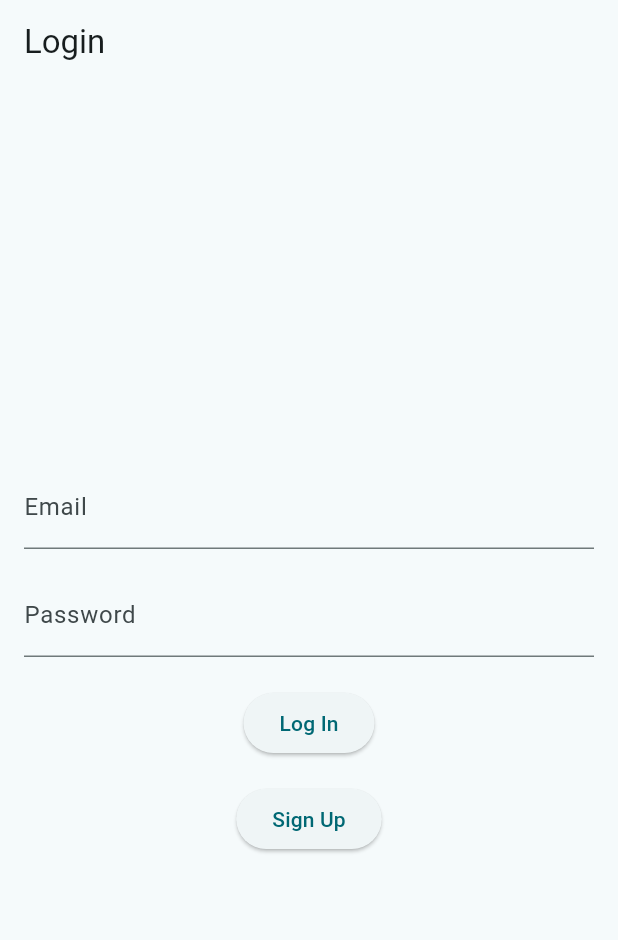
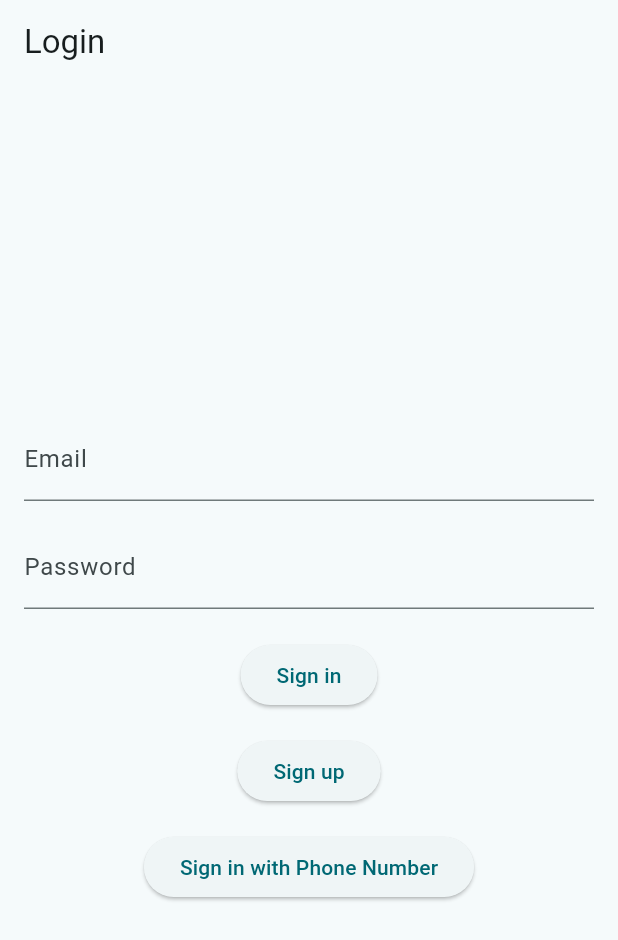
Before and after one commit to Umbrella-Hanseo-Jo/Personal-Page, a Flutter app: the screen it shows after launch, on a phone screen of 412 x 824 dp. Shown: the top 940 px of the screen. Run offline on Flutter 3.47's test engine with Material 3 defaults, Android fonts, the light colour scheme and no system bars; our stand-ins replace audioplayers, firebase_auth, firebase_core; accounts and stored records are empty.

Commit message:
Update 'log in' wording to 'sign in'

```diff
--- a/lib/login_screen.dart
+++ b/lib/login_screen.dart
@@ -1,5 +1,6 @@
 import 'package:flutter/material.dart';
 import 'package:firebase_auth/firebase_auth.dart'; // Firebase 인증 패키지
+import 'phone_auth_screen.dart'; // 전화번호 인증 화면을 위한 파일 추가
 
 class LoginPage extends StatefulWidget {
   const LoginPage({super.key});
@@ -113,12 +114,24 @@ class _LoginPageState extends State<LoginPage> {
               const SizedBox(height: 20),
               ElevatedButton(
                 onPressed: _login,
-                child: const Text('Log In'),
+                child: const Text('Sign in'),
               ),
               const SizedBox(height: 16),
               ElevatedButton(
                 onPressed: _signUp,
-                child: const Text('Sign Up'),
+                child: const Text('Sign up'),
+              ),
+              const SizedBox(height: 16),
+              ElevatedButton(
+                onPressed: () {
+                  // 전화번호 인증 화면으로 이동
+                  Navigator.push(
+                    context,
+                    MaterialPageRoute(
+                        builder: (context) => const PhoneAuthScreen()),
+                  );
+                },
+                child: const Text('Sign in with Phone Number'),
               ),
             ],
           ),
```
